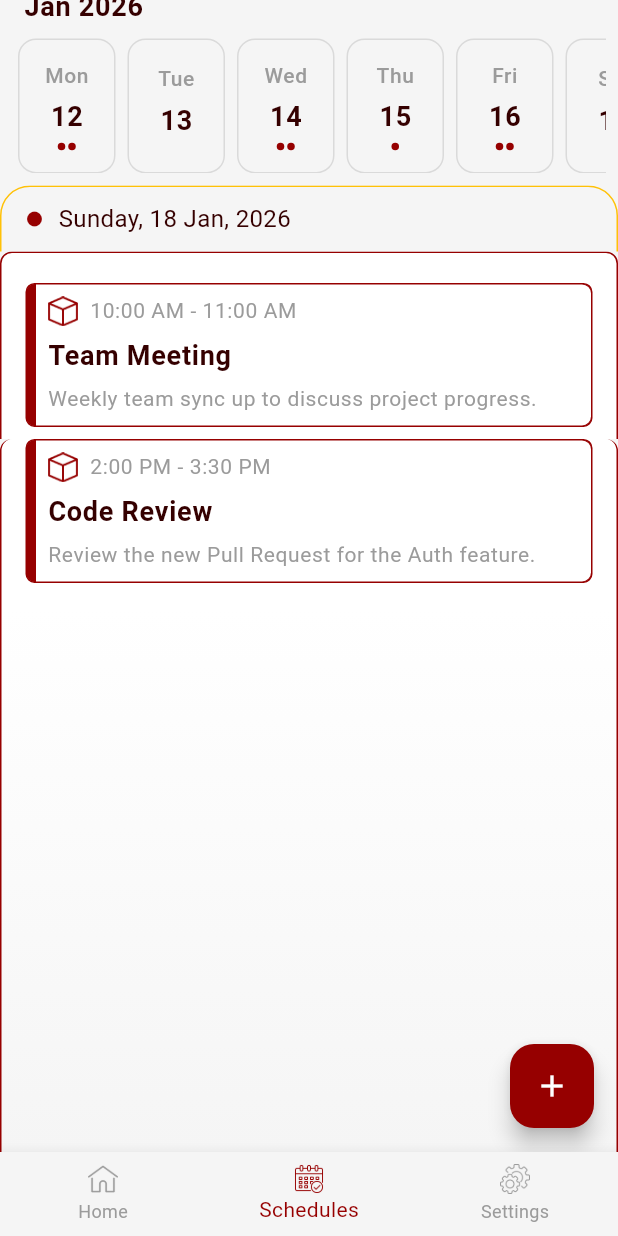
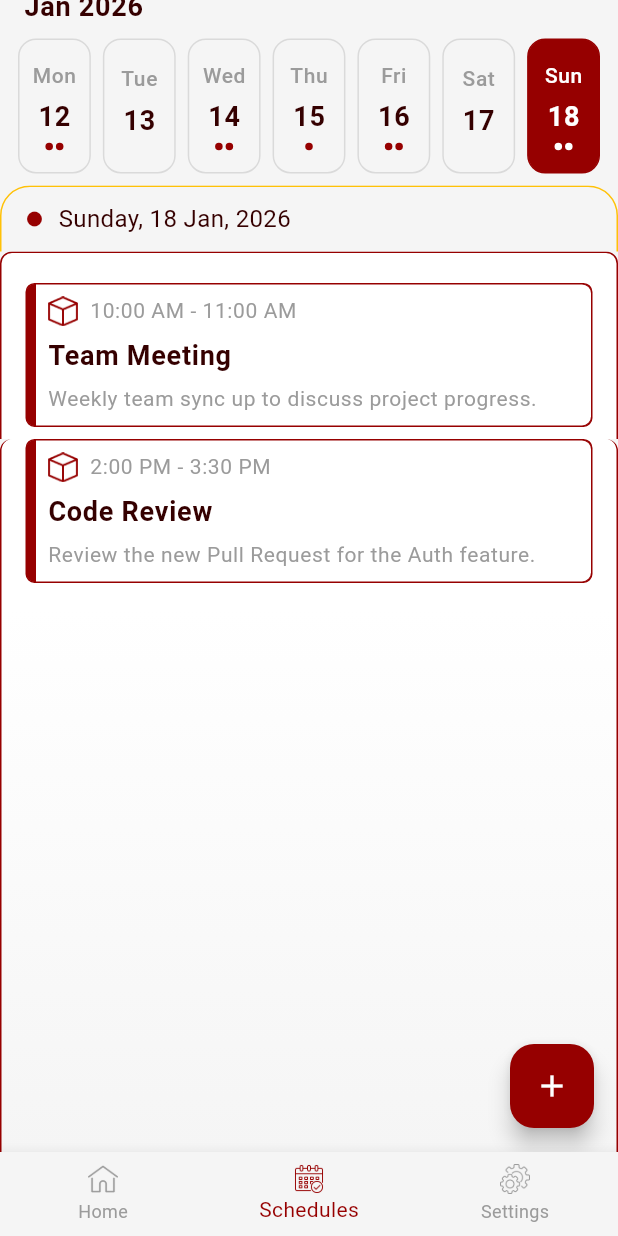
Before and after one commit to alphabetic100/schedule-management, a Flutter app: the ScheduleScreen screen opened by its route, scrolled down 206 dp, on a phone screen of 412 x 824 dp. Run offline on Flutter 3.47's test engine with Material 3 defaults, Android fonts, the phone set to English and light mode, and no system bars; our stand-ins replace cloud_firestore, equatable, firebase_auth, firebase_core, flutter_bloc, get_it and 3 more; missing offline and left inert: flutter_facebook_auth; accounts and stored records are empty; Roboto replaces fonts that are missing (Poppins-Regular).

Commit message:
[update] optimise schedule screen performance

```diff
--- /dev/null
+++ b/devtools_options.yaml
@@ -0,0 +1,3 @@
+description: This file stores settings for Dart & Flutter DevTools.
+documentation: https://docs.flutter.dev/tools/devtools/extensions#configure-extension-enablement-states
+extensions:
--- a/lib/src/app/features/schedules/screens/schedule_screen.dart
+++ b/lib/src/app/features/schedules/screens/schedule_screen.dart
@@ -51,7 +51,9 @@ class ScheduleScreen extends StatelessWidget {
                               child: ClipRect(
                                 child: OverflowBox(
                                   maxHeight: double.infinity,
-                                  child: const ScheduleCalanderView(),
+                                  child: const RepaintBoundary(
+                                    child: ScheduleCalanderView(),
+                                  ),
                                 ),
                               ),
                             ),
@@ -63,7 +65,9 @@ class ScheduleScreen extends StatelessWidget {
                               bottom: 0,
                               child: Opacity(
                                 opacity: 1 - t,
-                                child: const WeekViewWidget(),
+                                child: const RepaintBoundary(
+                                  child: WeekViewWidget(),
+                                ),
                               ),
                             ),
                         ],
--- a/lib/src/app/features/schedules/widgets/schedule_body_widget.dart
+++ b/lib/src/app/features/schedules/widgets/schedule_body_widget.dart
@@ -13,6 +13,10 @@ class ScheduleBodyWidget extends StatelessWidget {
   @override
   Widget build(BuildContext context) {
     return BlocBuilder<ScheduleBloc, ScheduleState>(
+      buildWhen:
+          (previous, current) =>
+              previous.selectedDate != current.selectedDate ||
+              previous.schedules != current.schedules,
       builder: (context, state) {
         return CustomScrollView(
           slivers: [
--- a/lib/src/app/features/schedules/widgets/schedule_calander_view.dart
+++ b/lib/src/app/features/schedules/widgets/schedule_calander_view.dart
@@ -15,6 +15,9 @@ class ScheduleCalanderView extends StatelessWidget {
       child: Padding(
         padding: const EdgeInsets.symmetric(horizontal: 16.0),
         child: BlocBuilder<ScheduleBloc, ScheduleState>(
+          buildWhen:
+              (previous, current) =>
+                  previous.selectedDate != current.selectedDate,
           builder: (context, state) {
             return TableCalendar(
               firstDay: DateTime.utc(2020, 1, 1),
--- a/lib/src/app/features/schedules/widgets/week_view_widget.dart
+++ b/lib/src/app/features/schedules/widgets/week_view_widget.dart
@@ -11,6 +11,8 @@ class WeekViewWidget extends StatelessWidget {
   @override
   Widget build(BuildContext context) {
     return BlocBuilder<ScheduleBloc, ScheduleState>(
+      buildWhen:
+          (previous, current) => previous.selectedDate != current.selectedDate,
       builder: (context, state) {
         final selectedDate = state.selectedDate;
         final weekDays = _getWeekDays(selectedDate);
@@ -32,23 +34,22 @@ class WeekViewWidget extends StatelessWidget {
               ),
               SizedBox(
                 height: 90,
-                child: ListView.builder(
-                  scrollDirection: Axis.horizontal,
-                  itemCount: weekDays.length,
-                  itemBuilder: (context, index) {
-                    final day = weekDays[index];
+                child: Row(
+                  mainAxisAlignment: MainAxisAlignment.spaceEvenly,
+                  children:
+                      weekDays.map((day) {
                         final isSelected = isSameDay(day, selectedDate);
                         final events = ScheduleBloc.getDummySchedules(day);
                         final hasEvents = events.isNotEmpty;
 
-                    return GestureDetector(
+                        return Expanded(
+                          child: GestureDetector(
                             onTap: () {
                               context.read<ScheduleBloc>().add(
                                 ScheduleSelectedDateChanged(day),
                               );
                             },
                             child: Container(
-                        width: 65,
                               margin: const EdgeInsets.symmetric(horizontal: 4),
                               decoration: BoxDecoration(
                                 color:
@@ -59,9 +60,8 @@ class WeekViewWidget extends StatelessWidget {
                                   color:
                                       isSelected
                                           ? AppColors.primaryColor
-                                    : AppColors.secondaryTextColor.withValues(
-                                      alpha: 0.3,
-                                    ),
+                                          : AppColors.secondaryTextColor
+                                              .withValues(alpha: 0.3),
                                   width: 1,
                                 ),
                                 borderRadius: BorderRadius.circular(12),
@@ -70,7 +70,9 @@ class WeekViewWidget extends StatelessWidget {
                                 mainAxisAlignment: MainAxisAlignment.center,
                                 children: [
                                   Text(
-                              DateFormat('EEE').format(day).substring(0, 3),
+                                    DateFormat(
+                                      'EEE',
+                                    ).format(day).substring(0, 3),
                                     style: context.bodySmall.copyWith(
                                       color:
                                           isSelected
@@ -93,7 +95,8 @@ class WeekViewWidget extends StatelessWidget {
                                   const SizedBox(height: 4),
                                   if (hasEvents)
                                     Row(
-                                mainAxisAlignment: MainAxisAlignment.center,
+                                      mainAxisAlignment:
+                                          MainAxisAlignment.center,
                                       children: List.generate(
                                         events.length > 3 ? 3 : events.length,
                                         (i) => Container(
@@ -115,8 +118,9 @@ class WeekViewWidget extends StatelessWidget {
                                 ],
                               ),
                             ),
+                          ),
                         );
-                  },
+                      }).toList(),
                 ),
               ),
             ],
@@ -127,6 +131,7 @@ class WeekViewWidget extends StatelessWidget {
   }
 
   List<DateTime> _getWeekDays(DateTime date) {
+    // Optimization: Calculate start of week once
     final startOfWeek = date.subtract(Duration(days: date.weekday - 1));
     return List.generate(7, (index) => startOfWeek.add(Duration(days: index)));
   }
```
Also changed, not shown: pubspec.lock. Lines whose indentation alone changed are shown as unchanged.
